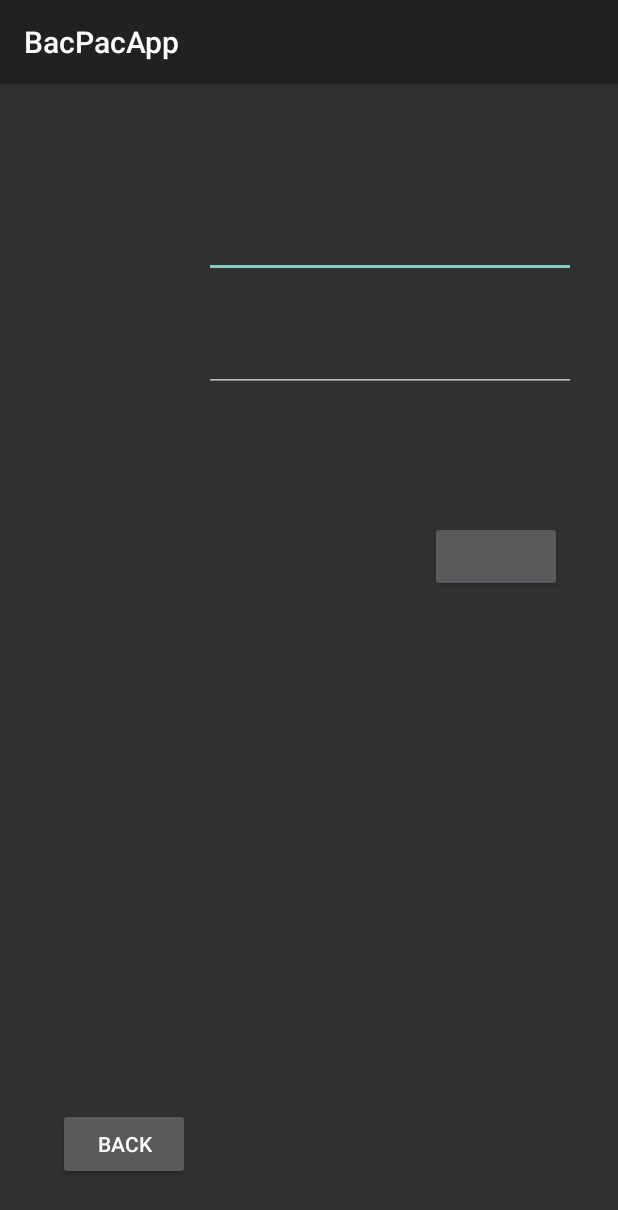
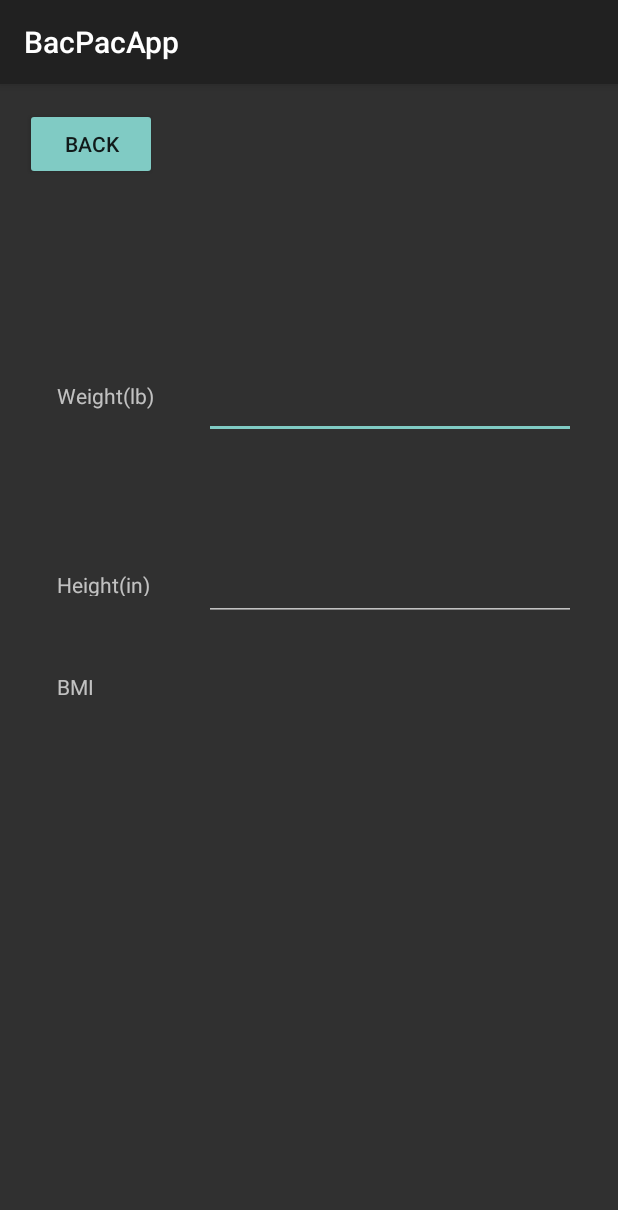
Before and after one commit to ABlayzeD/BACpac, an Android app: the UserProfile screen opened directly, with no data from a screen before it, on a phone screen of 412 x 824 dp. Shown: the top 1210 px of the screen. Run offline under Robolectric (Android 15) with nearby library versions, the phone set to English and light mode, and no system bars.

Commit message:
Add files via upload

```diff
--- a/BacPacApp/app/src/main/res/layout/activity_user.xml
+++ b/BacPacApp/app/src/main/res/layout/activity_user.xml
@@ -6,17 +6,39 @@
     android:layout_height="match_parent"
     tools:context=".UserProfile">
 
+    <Button
+        android:id="@+id/cancel4"
+        style="@style/Widget.AppCompat.Button.Colored"
+        android:layout_width="wrap_content"
+        android:layout_height="wrap_content"
+        android:layout_marginStart="16dp"
+        android:layout_marginLeft="16dp"
+        android:layout_marginTop="16dp"
+        android:layout_marginEnd="307dp"
+        android:layout_marginRight="307dp"
+        android:layout_marginBottom="40dp"
+        app:layout_constraintBottom_toTopOf="@+id/buttonlayout"
+        app:layout_constraintEnd_toEndOf="parent"
+        app:layout_constraintStart_toStartOf="parent"
+        app:layout_constraintTop_toTopOf="parent"
+        tools:text="Button" />
+
     <android.support.design.widget.TextInputLayout
         android:id="@+id/textInputLayout"
         android:layout_width="248dp"
         android:layout_height="57dp"
+        android:layout_marginStart="8dp"
+        android:layout_marginLeft="8dp"
         android:layout_marginTop="8dp"
         android:layout_marginEnd="28dp"
+        android:layout_marginRight="28dp"
         android:layout_marginBottom="8dp"
         app:layout_constraintBottom_toBottomOf="parent"
         app:layout_constraintEnd_toEndOf="parent"
+        app:layout_constraintHorizontal_bias="1.0"
+        app:layout_constraintStart_toStartOf="parent"
         app:layout_constraintTop_toTopOf="parent"
-        app:layout_constraintVertical_bias="0.092">
+        app:layout_constraintVertical_bias="0.247">
 
         <android.support.design.widget.TextInputEditText
             android:id="@+id/w"
@@ -29,13 +51,18 @@
         android:id="@+id/textInputLayout2"
         android:layout_width="248dp"
         android:layout_height="66dp"
+        android:layout_marginStart="8dp"
+        android:layout_marginLeft="8dp"
         android:layout_marginTop="8dp"
         android:layout_marginEnd="28dp"
+        android:layout_marginRight="28dp"
         android:layout_marginBottom="8dp"
         app:layout_constraintBottom_toBottomOf="parent"
         app:layout_constraintEnd_toEndOf="parent"
+        app:layout_constraintHorizontal_bias="1.0"
+        app:layout_constraintStart_toStartOf="parent"
         app:layout_constraintTop_toTopOf="parent"
-        app:layout_constraintVertical_bias="0.206">
+        app:layout_constraintVertical_bias="0.429">
 
         <android.support.design.widget.TextInputEditText
             android:id="@+id/h"
@@ -47,49 +74,37 @@
     <TextView
         android:layout_width="76dp"
         android:layout_height="20dp"
+        android:text="Weight(lb)"
         app:layout_constraintBottom_toBottomOf="parent"
-        app:layout_constraintHorizontal_bias="0.116"
+        app:layout_constraintHorizontal_bias="0.113"
         app:layout_constraintLeft_toLeftOf="parent"
         app:layout_constraintRight_toRightOf="parent"
         app:layout_constraintTop_toTopOf="parent"
-        app:layout_constraintVertical_bias="0.115"
-        tools:text="Weight(lb)" />
+        app:layout_constraintVertical_bias="0.265" />
 
     <TextView
         android:id="@+id/textView"
         android:layout_width="88dp"
         android:layout_height="17dp"
+        android:text="Height(in)"
         app:layout_constraintBottom_toBottomOf="parent"
         app:layout_constraintEnd_toEndOf="parent"
-        app:layout_constraintHorizontal_bias="0.119"
+        app:layout_constraintHorizontal_bias="0.117"
         app:layout_constraintStart_toStartOf="parent"
         app:layout_constraintTop_toTopOf="parent"
-        app:layout_constraintVertical_bias="0.216"
-        tools:text="Height(in)" />
+        app:layout_constraintVertical_bias="0.432" />
 
     <TextView
         android:id="@+id/textView2"
         android:layout_width="76dp"
         android:layout_height="20dp"
+        android:text="BMI"
         app:layout_constraintBottom_toBottomOf="parent"
         app:layout_constraintEnd_toEndOf="parent"
-        app:layout_constraintHorizontal_bias="0.119"
+        app:layout_constraintHorizontal_bias="0.113"
         app:layout_constraintStart_toStartOf="parent"
         app:layout_constraintTop_toTopOf="parent"
-        app:layout_constraintVertical_bias="0.35"
-        tools:text="BMI" />
-
-    <TextView
-        android:id="@+id/textView3"
-        android:layout_width="76dp"
-        android:layout_height="20dp"
-        app:layout_constraintBottom_toBottomOf="parent"
-        app:layout_constraintEnd_toEndOf="parent"
-        app:layout_constraintHorizontal_bias="0.119"
-        app:layout_constraintStart_toStartOf="parent"
-        app:layout_constraintTop_toTopOf="parent"
-        app:layout_constraintVertical_bias="0.45"
-        tools:text="Favorites" />
+        app:layout_constraintVertical_bias="0.524" />
 
     <TextView
         android:id="@+id/bmi"
@@ -100,34 +115,40 @@
         app:layout_constraintHorizontal_bias="0.086"
         app:layout_constraintStart_toEndOf="@+id/textView2"
         app:layout_constraintTop_toTopOf="parent"
-        app:layout_constraintVertical_bias="0.35" />
+        app:layout_constraintVertical_bias="0.524" />
 
     <Button
         android:id="@+id/calc"
         android:layout_width="wrap_content"
         android:layout_height="47dp"
         android:layout_marginStart="268dp"
+        android:layout_marginLeft="268dp"
         android:layout_marginEnd="8dp"
+        android:layout_marginRight="8dp"
         android:layout_marginBottom="420dp"
+        android:text="calculate"
         app:layout_constraintBottom_toBottomOf="parent"
         app:layout_constraintEnd_toEndOf="parent"
         app:layout_constraintHorizontal_bias="0.393"
         app:layout_constraintStart_toStartOf="parent"
         app:layout_constraintTop_toBottomOf="@+id/bmi"
-        tools:text="calculate" />
+        app:layout_constraintVertical_bias="0.0" />
 
-    <Button
-        android:id="@+id/cancel4"
+    <TextView
+        android:id="@+id/name"
         android:layout_width="wrap_content"
         android:layout_height="wrap_content"
-        android:layout_marginStart="38dp"
-        android:layout_marginTop="316dp"
-        android:layout_marginEnd="285dp"
-        android:layout_marginBottom="27dp"
+        android:layout_marginStart="8dp"
+        android:layout_marginLeft="8dp"
+        android:layout_marginTop="16dp"
+        android:layout_marginEnd="8dp"
+        android:layout_marginRight="8dp"
+        android:layout_marginBottom="8dp"
         app:layout_constraintBottom_toBottomOf="parent"
         app:layout_constraintEnd_toEndOf="parent"
+        app:layout_constraintHorizontal_bias="0.116"
         app:layout_constraintStart_toStartOf="parent"
-        app:layout_constraintTop_toBottomOf="@+id/textView3"
-        tools:text="Cancel" />
+        app:layout_constraintTop_toTopOf="parent"
+        app:layout_constraintVertical_bias="0.154" />
 
 </android.support.constraint.ConstraintLayout>
```
